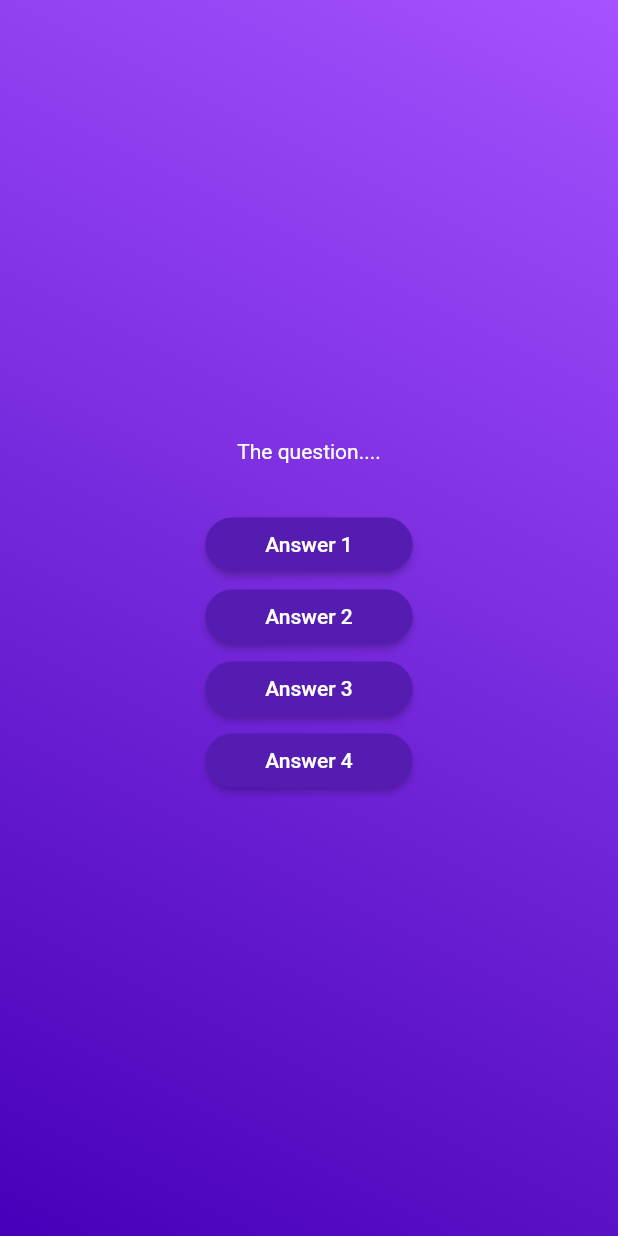
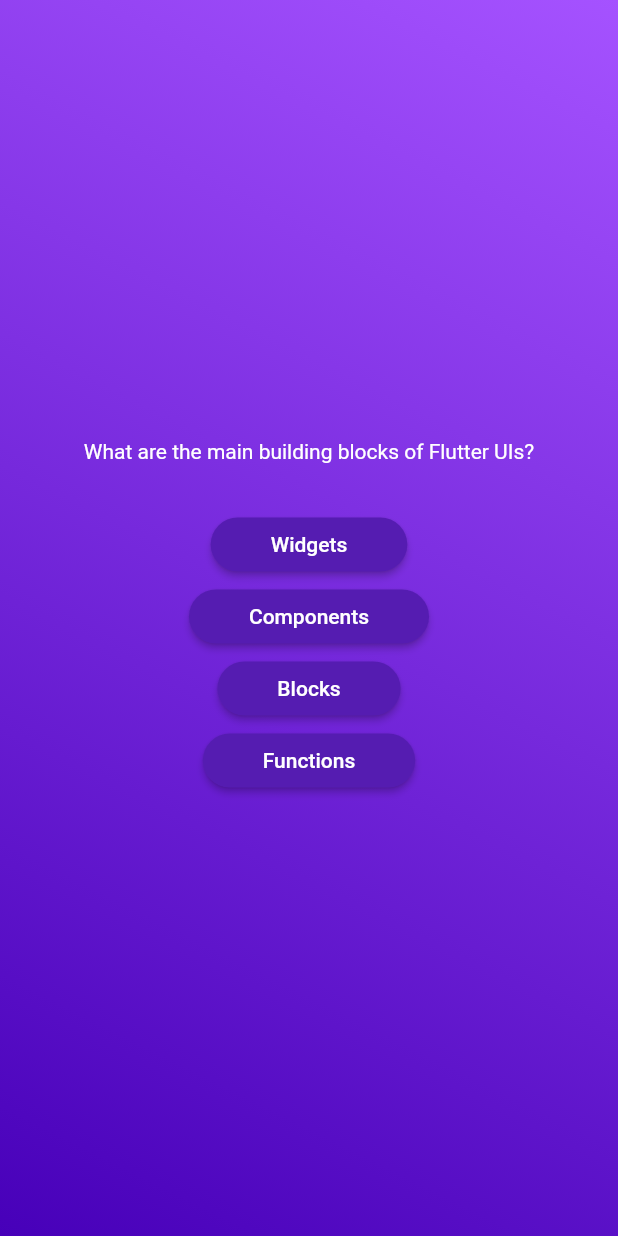
Before and after one commit to Subha-5/Flutter-Quiz-App, a Flutter app: the screen it shows after launch, after a tap on "Start Quiz", on a phone screen of 412 x 824 dp. Run offline on Flutter 3.47's test engine with Material 2 defaults, Android fonts, the phone set to English and light mode, and no system bars.

Commit message:
accessing list elements and object properties

```diff
--- a/lib/questions_screen.dart
+++ b/lib/questions_screen.dart
@@ -1,6 +1,7 @@
 import 'package:flutter/material.dart';
 
-import 'package:adv_project/answer_buttons.dart';
+import 'package:adv_project/answer_button.dart';
+import 'package:adv_project/data/questions.dart';
 
 class QuestionsScreen extends StatefulWidget {
   const QuestionsScreen({super.key});
@@ -12,6 +13,8 @@
 }
 
 class _QuestionsScreen extends State<QuestionsScreen> {
+  final currentQuestion = questions[0];
+
   @override
   Widget build(context) {
     return SizedBox(
@@ -19,25 +22,25 @@
       child: Column(
         mainAxisAlignment: MainAxisAlignment.center,
         children: [
-          const Text(
-            'The question....',
-            style: TextStyle(color: Colors.white),
+          Text(
+            currentQuestion.text,
+            style: const TextStyle(color: Colors.white),
           ),
           const SizedBox(height: 30),
           AnswerButton(
-            answerText: 'Answer 1',
+            answerText: currentQuestion.options[0],
             onTap: () => {},
           ),
           AnswerButton(
-            answerText: 'Answer 2',
+            answerText: currentQuestion.options[1],
             onTap: () => {},
           ),
           AnswerButton(
-            answerText: 'Answer 3',
+            answerText: currentQuestion.options[2],
             onTap: () => {},
           ),
           AnswerButton(
-            answerText: 'Answer 4',
+            answerText: currentQuestion.options[3],
             onTap: () => {},
           ),
         ],
```
Also changed, not shown: lib/answer_button.dart (renamed from lib/answer_buttons.dart).
